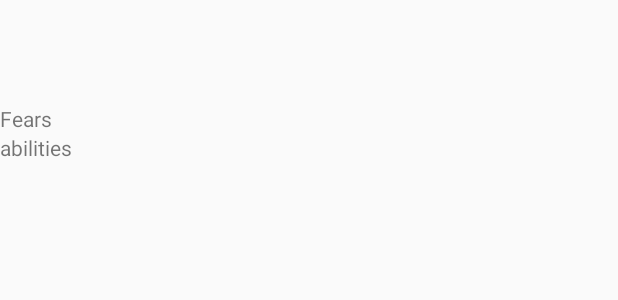
After one commit to guybloo/Apoc, an Android app: the layout user_details_display.xml on its own in the app's theme, with its tools: preview values and no code run, on a phone screen of 412 x 824 dp. The commit adds this screen. Shown: the top 300 px of the screen. Run offline under Robolectric (Android 15) with nearby library versions, the phone set to English and light mode, and no system bars.

Commit message:
PartnersFind dialog box, views and requests

```diff
--- a/app/src/main/java/com/example/apoc/DB/UsersDB.java
+++ b/app/src/main/java/com/example/apoc/DB/UsersDB.java
@@ -61,9 +61,7 @@ public class UsersDB extends DBWrapper {
                 fromGson((String) item.get(LOCATION),LocationInfo.class),
                 fromGson((String) item.get(ABILITIES),ArrayList.class),
                 fromGson((String) item.get(FEARS),ArrayList.class));
-//        for(Object tempItem : fromGson((String) item.get(ITEMS), ArrayList.class)){
-//            user.addItem((ItemCount)tempItem);
-//        }
+
         user.addItemsList(ListFromGson((String) item.get(ITEMS),ItemCount.class));
         return user;
     }
--- a/app/src/main/res/layout/activity_partners_find.xml
+++ b/app/src/main/res/layout/activity_partners_find.xml
@@ -16,7 +16,7 @@
     <RelativeLayout
         android:id="@+id/users_layout"
         android:layout_width="match_parent"
-        android:layout_height="match_parent" />
+        android:layout_height="match_parent"/>
 
 
 </LinearLayout>
--- /dev/null
+++ b/app/src/main/res/layout/user_details_display.xml
@@ -0,0 +1,30 @@
+<?xml version="1.0" encoding="utf-8"?>
+<LinearLayout xmlns:android="http://schemas.android.com/apk/res/android"
+    android:layout_width="wrap_content"
+    android:layout_height="wrap_content"
+    xmlns:app="http://schemas.android.com/apk/res-auto"
+    android:orientation="vertical">
+    <ImageView
+        android:id="@+id/user_details_display_image"
+        android:layout_width="50dp"
+        android:layout_height="50dp"
+        android:layout_gravity="center" />
+
+    <TextView
+        android:id="@+id/user_details_nickname"
+        android:layout_width="wrap_content"
+        android:layout_height="wrap_content"/>
+
+    <TextView
+        android:layout_width="wrap_content"
+        android:layout_height="wrap_content"
+        android:text="Fears"/>
+    <TextView
+        android:layout_width="wrap_content"
+        android:layout_height="wrap_content"
+        android:text="abilities"/>
+
+
+
+
+</LinearLayout>
```
Also changed, not shown: app/src/main/java/com/example/apoc/MainActivity.java (+41 -94 lines), app/src/main/java/com/example/apoc/PartnersFind.java (+50 -31 lines), app/src/main/java/com/example/apoc/types/HelpMethods.java (+12 -3 lines), app/src/main/java/com/example/apoc/types/UserDisplay.java (+50 -2 lines), 1 other file.
